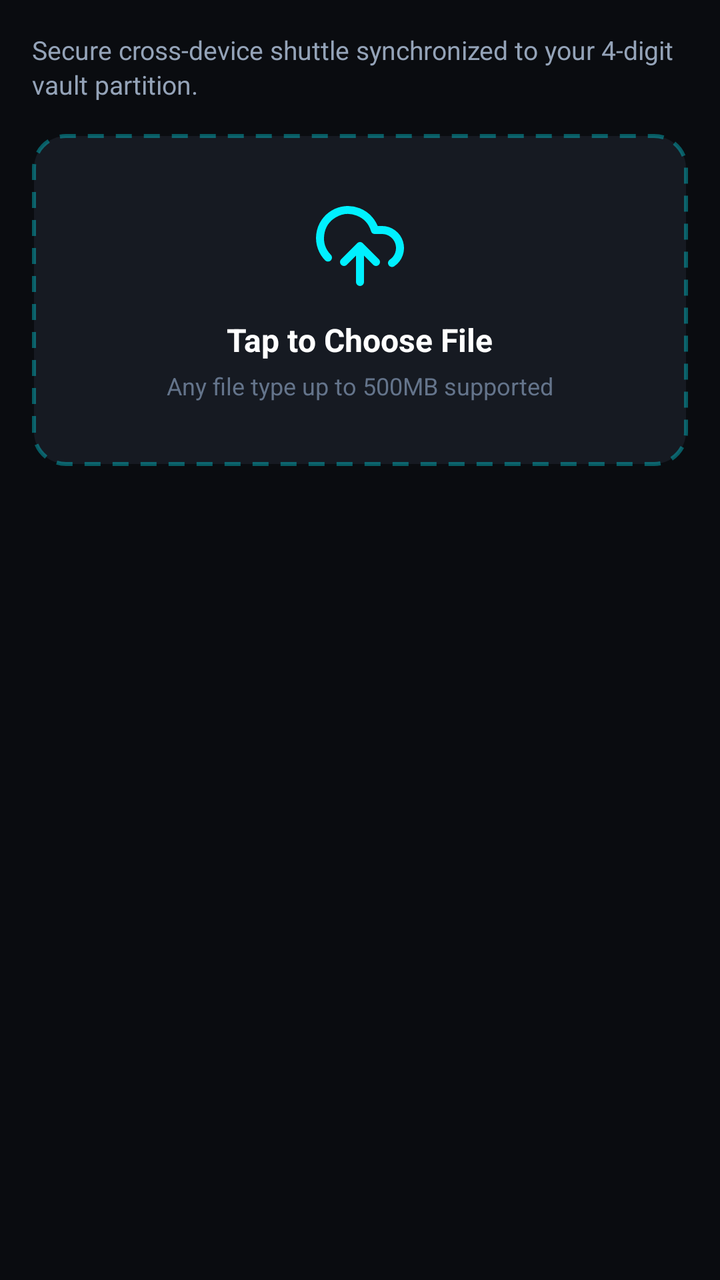
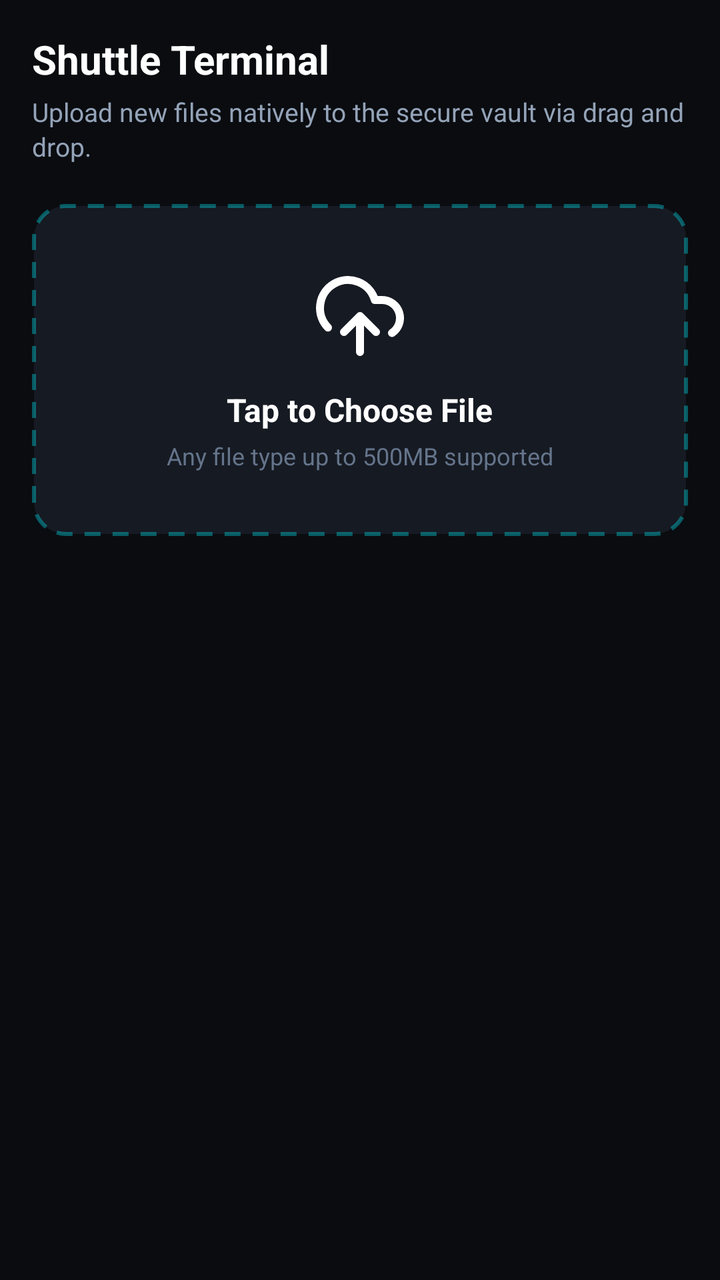

Compare the two renders of this Android layout. The source of the first and the diff that turns it into the second are given below.
<!-- AndroidManifest.xml: application theme Theme.GhostFileShuttler -->
<!-- res/layout/fragment_upload.xml -->
<?xml version="1.0" encoding="utf-8"?>
<androidx.core.widget.NestedScrollView xmlns:android="http://schemas.android.com/apk/res/android"
    xmlns:app="http://schemas.android.com/apk/res-auto"
    android:layout_width="match_parent"
    android:layout_height="match_parent"
    android:background="@color/ghost_background"
    android:fillViewport="true">

    <LinearLayout
        android:layout_width="match_parent"
        android:layout_height="wrap_content"
        android:orientation="vertical"
        android:padding="16dp"
        android:paddingBottom="96dp">

        <TextView
            android:layout_width="match_parent"
            android:layout_height="wrap_content"
            android:layout_marginBottom="16dp"
            android:lineSpacingExtra="2dp"
            android:text="Secure cross-device shuttle synchronized to your 4-digit vault partition."
            android:textColor="@color/ghost_text_secondary"
            android:textSize="13sp" />

        
        <LinearLayout
            android:id="@+id/layoutDropzone"
            android:layout_width="match_parent"
            android:layout_height="wrap_content"
            android:background="@drawable/bg_dropzone"
            android:clickable="true"
            android:focusable="true"
            android:foreground="?attr/selectableItemBackground"
            android:gravity="center"
            android:orientation="vertical"
            android:padding="32dp">

            <ImageView
                android:layout_width="48dp"
                android:layout_height="48dp"
                android:contentDescription="@string/dropzone_title"
                android:src="@drawable/ic_upload_cloud"
                app:tint="@color/ghost_accent" />

            <TextView
                android:id="@+id/tvDropzoneTitle"
                android:layout_width="wrap_content"
                android:layout_height="wrap_content"
                android:layout_marginTop="12dp"
                android:text="@string/dropzone_title"
                android:textColor="@color/ghost_text_primary"
                android:textSize="16sp"
                android:textStyle="bold" />

            <TextView
                android:layout_width="wrap_content"
                android:layout_height="wrap_content"
                android:layout_marginTop="4dp"
                android:text="@string/dropzone_subtitle"
                android:textColor="@color/ghost_text_muted"
                android:textSize="12sp" />
        </LinearLayout>

        
        <androidx.cardview.widget.CardView
            android:id="@+id/cardSelectedFile"
            android:layout_width="match_parent"
            android:layout_height="wrap_content"
            android:layout_marginTop="16dp"
            android:visibility="gone"
            app:cardBackgroundColor="@color/ghost_surface"
            app:cardCornerRadius="12dp"
            app:cardElevation="4dp">

            <LinearLayout
                android:layout_width="match_parent"
                android:layout_height="wrap_content"
                android:orientation="vertical"
                android:padding="16dp">

                <LinearLayout
                    android:layout_width="match_parent"
                    android:layout_height="wrap_content"
                    android:gravity="center_vertical"
                    android:orientation="horizontal">

                    <ImageView
                        android:layout_width="32dp"
                        android:layout_height="32dp"
                        android:contentDescription="File"
                        android:src="@drawable/ic_file"
                        app:tint="@color/ghost_accent" />

                    <LinearLayout
                        android:layout_width="0dp"
                        android:layout_height="wrap_content"
                        android:layout_marginHorizontal="12dp"
                        android:layout_weight="1"
                        android:orientation="vertical">

                        <TextView
                            android:id="@+id/tvSelectedFileName"
                            android:layout_width="match_parent"
                            android:layout_height="wrap_content"
                            android:ellipsize="middle"
                            android:singleLine="true"
                            android:textColor="@color/ghost_text_primary"
                            android:textSize="14sp"
                            android:textStyle="bold" />

                        <TextView
                            android:id="@+id/tvSelectedFileSize"
                            android:layout_width="wrap_content"
                            android:layout_height="wrap_content"
                            android:layout_marginTop="2dp"
                            android:textColor="@color/ghost_text_secondary"
                            android:textSize="12sp" />
                    </LinearLayout>

                    <ImageButton
                        android:id="@+id/btnRemoveSelectedFile"
                        android:layout_width="36dp"
                        android:layout_height="36dp"
                        android:background="?attr/selectableItemBackgroundBorderless"
                        android:contentDescription="Remove"
                        android:src="@drawable/ic_trash"
                        app:tint="@color/ghost_danger" />
                </LinearLayout>

                
                <ProgressBar
                    android:id="@+id/progressUpload"
                    style="?android:attr/progressBarStyleHorizontal"
                    android:layout_width="match_parent"
                    android:layout_height="6dp"
                    android:layout_marginTop="12dp"
                    android:indeterminateTint="@color/ghost_accent"
                    android:progressTint="@color/ghost_accent"
                    android:visibility="gone" />

                
                <Button
                    android:id="@+id/btnShuttleUpload"
                    android:layout_width="match_parent"
                    android:layout_height="48dp"
                    android:layout_marginTop="16dp"
                    android:background="@drawable/bg_accent_button"
                    android:letterSpacing="0.04"
                    android:text="@string/shuttle_to_vault"
                    android:textAllCaps="false"
                    android:textColor="@color/ghost_background"
                    android:textSize="14sp"
                    android:textStyle="bold"
                    app:backgroundTint="@color/ghost_accent" />

            </LinearLayout>
        </androidx.cardview.widget.CardView>

    </LinearLayout>
</androidx.core.widget.NestedScrollView>
<!-- resources referenced by this layout -->
<resources>
  <color name="ghost_accent">#00F0FF</color>
  <color name="ghost_background">#0A0C10</color>
  <color name="ghost_danger">#FF5555</color>
  <color name="ghost_surface">#161A22</color>
  <color name="ghost_text_muted">#64748B</color>
  <color name="ghost_text_primary">#FFFFFF</color>
  <color name="ghost_text_secondary">#94A3B8</color>
  <!-- drawable bg_accent_button (drawable) -->
  <?xml version="1.0" encoding="utf-8"?>
  <ripple xmlns:android="http://schemas.android.com/apk/res/android"
      android:color="@color/ghost_surface">
      <item>
          <shape android:shape="rectangle">
              <solid android:color="@color/ghost_accent" />
              <corners android:radius="12dp" />
          </shape>
      </item>
  </ripple>
  <!-- drawable bg_dropzone (drawable) -->
  <?xml version="1.0" encoding="utf-8"?>
  <shape xmlns:android="http://schemas.android.com/apk/res/android"
      android:shape="rectangle">
      <solid android:color="@color/ghost_surface" />
      <corners android:radius="16dp" />
      <stroke
          android:width="2dp"
          android:color="@color/ghost_border_active"
          android:dashWidth="8dp"
          android:dashGap="6dp" />
  </shape>
  <!-- drawable ic_file (drawable) -->
  <vector xmlns:android="http://schemas.android.com/apk/res/android"
      android:width="24dp"
      android:height="24dp"
      android:viewportWidth="24"
      android:viewportHeight="24">
    <path
        android:pathData="M13,2H6a2,2 0,0 0,-2 2v16a2,2 0,0 0,2 2h12a2,2 0,0 0,2 -2V9zM13,2v7h7"
        android:strokeWidth="2"
        android:strokeColor="#FFFFFFFF"
        android:strokeLineCap="round"
        android:strokeLineJoin="round"/>
  </vector>
  <!-- drawable ic_trash (drawable) -->
  <vector xmlns:android="http://schemas.android.com/apk/res/android"
      android:width="24dp"
      android:height="24dp"
      android:viewportWidth="24"
      android:viewportHeight="24">
    <path
        android:pathData="M3,6h18M19,6v14a2,2 0,0 1,-2 2H7a2,2 0,0 1,-2 -2V6m3,0V4a2,2 0,0 1,2 -2h4a2,2 0,0 1,2 2v2M10,11v6M14,11v6"
        android:strokeWidth="2"
        android:strokeColor="#FFFFFFFF"
        android:strokeLineCap="round"
        android:strokeLineJoin="round"/>
  </vector>
  <!-- drawable ic_upload_cloud (drawable) -->
  <vector xmlns:android="http://schemas.android.com/apk/res/android"
      android:width="24dp"
      android:height="24dp"
      android:viewportWidth="24"
      android:viewportHeight="24">
    <path
        android:pathData="M4,14.899A7,7 0,1 1,15.71 8h1.79a4.5,4.5 0,0 1,2.5 8.242M12,12v9M16,16l-4,-4 -4,4"
        android:strokeWidth="2"
        android:strokeColor="#FFFFFFFF"
        android:strokeLineCap="round"
        android:strokeLineJoin="round"/>
  </vector>
  <string name="dropzone_subtitle">Any file type up to 500MB supported</string>
  <string name="dropzone_title">Tap to Choose File</string>
  <string name="shuttle_to_vault">Shuttle to Vault</string>
  <color name="ghost_border_active">#5900F0FF</color>
  <!-- unchanged entries left out for length: 1 -->
</resources>

<!-- the commit's change to res/layout/fragment_upload.xml (unified diff, before → after) -->
@@ -13,12 +13,23 @@
         android:padding="16dp"
         android:paddingBottom="96dp">
 
+        
         <TextView
             android:layout_width="match_parent"
             android:layout_height="wrap_content"
-            android:layout_marginBottom="16dp"
+            android:text="@string/shuttle_terminal_title"
+            android:textColor="@color/ghost_text_primary"
+            android:textSize="20sp"
+            android:textStyle="bold" />
+
+        
+        <TextView
+            android:layout_width="match_parent"
+            android:layout_height="wrap_content"
+            android:layout_marginTop="4dp"
+            android:layout_marginBottom="20dp"
             android:lineSpacingExtra="2dp"
-            android:text="Secure cross-device shuttle synchronized to your 4-digit vault partition."
+            android:text="@string/shuttle_terminal_subtitle"
             android:textColor="@color/ghost_text_secondary"
             android:textSize="13sp" />
 
@@ -40,7 +51,7 @@
                 android:layout_height="48dp"
                 android:contentDescription="@string/dropzone_title"
                 android:src="@drawable/ic_upload_cloud"
-                app:tint="@color/ghost_accent" />
+                app:tint="@color/ghost_text_primary" />
 
             <TextView
                 android:id="@+id/tvDropzoneTitle"
@@ -89,7 +100,7 @@
                         android:layout_height="32dp"
                         android:contentDescription="File"
                         android:src="@drawable/ic_file"
-                        app:tint="@color/ghost_accent" />
+                        app:tint="@color/ghost_text_primary" />
 
                     <LinearLayout
                         android:layout_width="0dp"
@@ -134,8 +145,8 @@
                     android:layout_width="match_parent"
                     android:layout_height="6dp"
                     android:layout_marginTop="12dp"
-                    android:indeterminateTint="@color/ghost_accent"
-                    android:progressTint="@color/ghost_accent"
+                    android:indeterminateTint="@color/ghost_text_primary"
+                    android:progressTint="@color/ghost_text_primary"
                     android:visibility="gone" />
 
                 
@@ -144,14 +155,14 @@
                     android:layout_width="match_parent"
                     android:layout_height="48dp"
                     android:layout_marginTop="16dp"
-                    android:background="@drawable/bg_accent_button"
+                    android:background="@drawable/bg_white_button"
                     android:letterSpacing="0.04"
                     android:text="@string/shuttle_to_vault"
                     android:textAllCaps="false"
                     android:textColor="@color/ghost_background"
                     android:textSize="14sp"
                     android:textStyle="bold"
-                    app:backgroundTint="@color/ghost_accent" />
+                    app:backgroundTint="@color/ghost_text_primary" />
 
             </LinearLayout>
         </androidx.cardview.widget.CardView>
<!-- resource entries referenced after the edit -->
@@ -7,17 +7,6 @@
   <color name="ghost_text_muted">#64748B</color>
   <color name="ghost_text_primary">#FFFFFF</color>
   <color name="ghost_text_secondary">#94A3B8</color>
-  <!-- drawable bg_accent_button (drawable) -->
-  <?xml version="1.0" encoding="utf-8"?>
-  <ripple xmlns:android="http://schemas.android.com/apk/res/android"
-      android:color="@color/ghost_surface">
-      <item>
-          <shape android:shape="rectangle">
-              <solid android:color="@color/ghost_accent" />
-              <corners android:radius="12dp" />
-          </shape>
-      </item>
-  </ripple>
   <!-- drawable bg_dropzone (drawable) -->
   <?xml version="1.0" encoding="utf-8"?>
   <shape xmlns:android="http://schemas.android.com/apk/res/android"
@@ -30,6 +19,17 @@
           android:dashWidth="8dp"
           android:dashGap="6dp" />
   </shape>
+  <!-- drawable bg_white_button (drawable) -->
+  <?xml version="1.0" encoding="utf-8"?>
+  <ripple xmlns:android="http://schemas.android.com/apk/res/android"
+      android:color="@color/ghost_surface">
+      <item>
+          <shape android:shape="rectangle">
+              <solid android:color="@color/ghost_text_primary" />
+              <corners android:radius="12dp" />
+          </shape>
+      </item>
+  </ripple>
   <!-- drawable ic_file (drawable) -->
   <vector xmlns:android="http://schemas.android.com/apk/res/android"
       android:width="24dp"
@@ -71,6 +71,8 @@
   </vector>
   <string name="dropzone_subtitle">Any file type up to 500MB supported</string>
   <string name="dropzone_title">Tap to Choose File</string>
+  <string name="shuttle_terminal_subtitle">Upload new files natively to the secure vault via drag and drop.</string>
+  <string name="shuttle_terminal_title">Shuttle Terminal</string>
   <string name="shuttle_to_vault">Shuttle to Vault</string>
   <color name="ghost_border_active">#5900F0FF</color>
   <!-- unchanged entries left out for length: 1 -->
